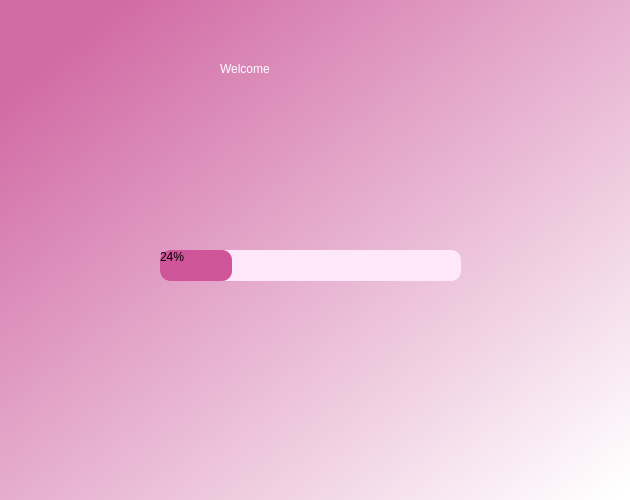
Qt form database/welcome.ui (Kuldeepak090/kuldeepak_pyth) before a commit.
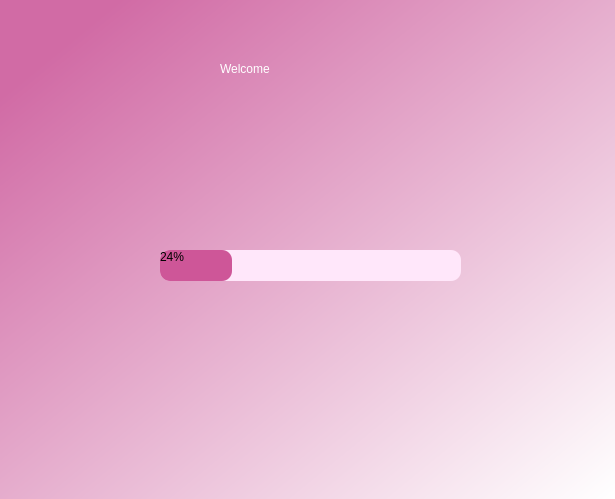
The same form after that commit.

```diff
--- a/database/welcome.ui
+++ b/database/welcome.ui
@@ -6,8 +6,8 @@
    <rect>
     <x>0</x>
     <y>0</y>
-    <width>630</width>
-    <height>500</height>
+    <width>615</width>
+    <height>499</height>
    </rect>
   </property>
   <property name="windowTitle">
```
Left out of the diff: 3 changed lines with no effect on the pictures.
